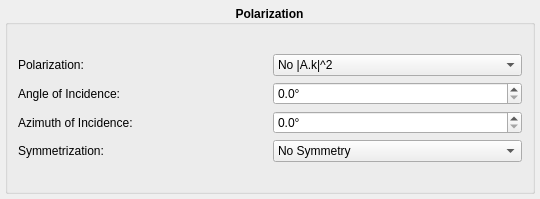
First picture: the form in kmap/ui/polarization.ui, repository brands-d/kMap, before the edit.
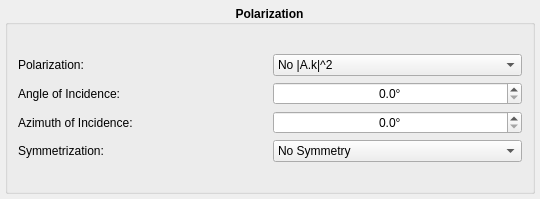
Second picture: the form after the edit.

Commit message: dk and kin Energy on oribtal tab

```diff
--- a/kmap/ui/polarization.ui
+++ b/kmap/ui/polarization.ui
@@ -127,7 +127,7 @@
            <string>The angle of incidence.</string>
           </property>
           <property name="alignment">
-           <set>Qt::AlignLeading|Qt::AlignLeft|Qt::AlignVCenter</set>
+           <set>Qt::AlignCenter</set>
           </property>
           <property name="buttonSymbols">
            <enum>QAbstractSpinBox::UpDownArrows</enum>
@@ -202,6 +202,9 @@
           <property name="toolTip">
            <string>The azimuth of incidence.</string>
           </property>
+          <property name="alignment">
+           <set>Qt::AlignCenter</set>
+          </property>
           <property name="correctionMode">
            <enum>QAbstractSpinBox::CorrectToNearestValue</enum>
           </property>
```
The commit also changes 4 other files.
